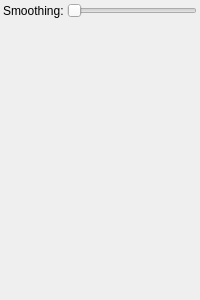
Qt form src/client/ui/inputcfg.ui (drawpile/Drawpile) before a commit.
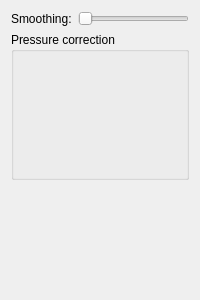
The same form after that commit. Custom widgets are drawn as their Qt base class.

Commit message:
Add pressure response curve editing
Curve edit widget was copied from Krita with the following changes:

- Changed WFlags to WindowFlags for Qt5 compatibility
- Removed KDE library references
- Added curveChanged signal

Patch:
```diff
--- a/src/client/ui/inputcfg.ui
+++ b/src/client/ui/inputcfg.ui
@@ -13,22 +13,7 @@
   <property name="windowTitle">
    <string>Form</string>
   </property>
-  <layout class="QVBoxLayout" name="verticalLayout">
-   <property name="spacing">
-    <number>3</number>
-   </property>
-   <property name="leftMargin">
-    <number>3</number>
-   </property>
-   <property name="topMargin">
-    <number>3</number>
-   </property>
-   <property name="rightMargin">
-    <number>3</number>
-   </property>
-   <property name="bottomMargin">
-    <number>3</number>
-   </property>
+  <layout class="QVBoxLayout" name="verticalLayout_2">
    <item>
     <layout class="QHBoxLayout" name="horizontalLayout">
      <item>
@@ -56,6 +41,40 @@
      </item>
     </layout>
    </item>
+   <item>
+    <widget class="QGroupBox" name="groupBox">
+     <property name="title">
+      <string>Pressure correction</string>
+     </property>
+     <layout class="QVBoxLayout" name="verticalLayout">
+      <property name="spacing">
+       <number>0</number>
+      </property>
+      <property name="leftMargin">
+       <number>0</number>
+      </property>
+      <property name="topMargin">
+       <number>0</number>
+      </property>
+      <property name="rightMargin">
+       <number>0</number>
+      </property>
+      <property name="bottomMargin">
+       <number>0</number>
+      </property>
+      <item>
+       <widget class="KisCurveWidget" name="curveWidget" native="true">
+        <property name="minimumSize">
+         <size>
+          <width>150</width>
+          <height>125</height>
+         </size>
+        </property>
+       </widget>
+      </item>
+     </layout>
+    </widget>
+   </item>
    <item>
     <spacer name="verticalSpacer">
      <property name="orientation">
@@ -71,6 +90,14 @@
    </item>
   </layout>
  </widget>
+ <customwidgets>
+  <customwidget>
+   <class>KisCurveWidget</class>
+   <extends>QWidget</extends>
+   <header>widgets/kis_curve_widget.h</header>
+   <container>1</container>
+  </customwidget>
+ </customwidgets>
  <resources/>
  <connections/>
 </ui>
```
The commit also changes 9 other files.
